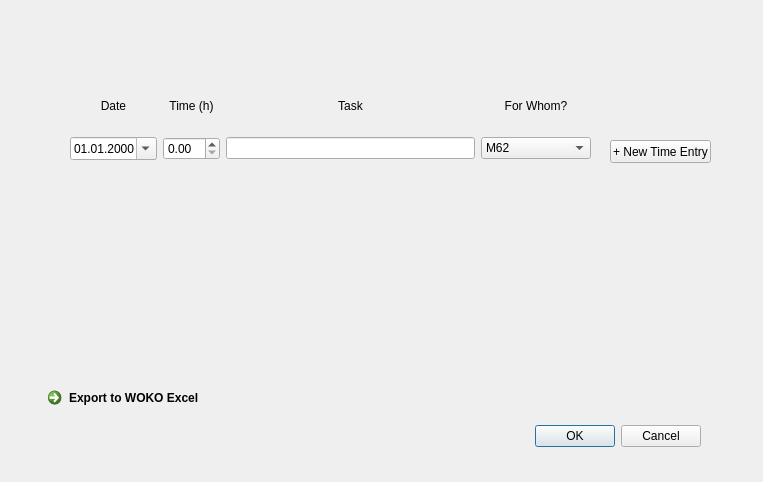
Qt form TimeEntryTool.ui (herrryan/WorkTimeRecorder) before a commit.
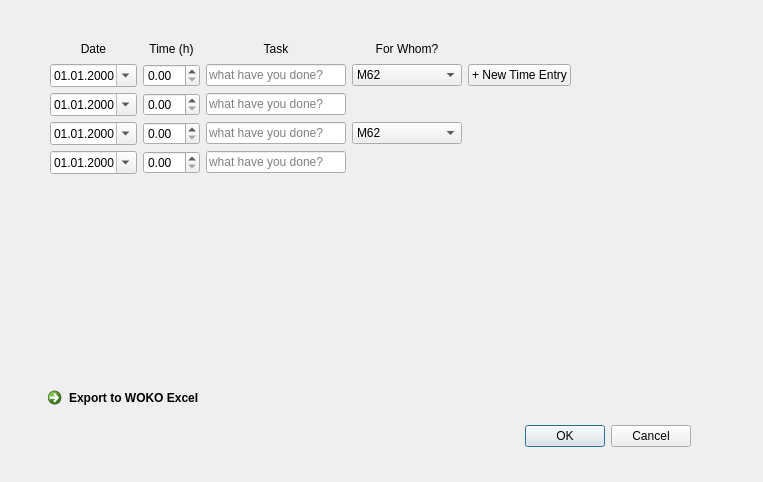
The same form after that commit.

Commit message: update the ui, but the corresponding python code is not updated according to this .ui file. Edit it manually.

Patch:
```diff
--- a/TimeEntryTool.ui
+++ b/TimeEntryTool.ui
@@ -19,7 +19,7 @@
   <widget class="QDialogButtonBox" name="buttonBox">
    <property name="geometry">
     <rect>
-     <x>360</x>
+     <x>350</x>
      <y>420</y>
      <width>341</width>
      <height>32</height>
@@ -35,13 +35,33 @@
   <widget class="QWidget" name="gridLayoutWidget_2">
    <property name="geometry">
     <rect>
-     <x>70</x>
-     <y>80</y>
+     <x>50</x>
+     <y>40</y>
      <width>521</width>
-     <height>80</height>
+     <height>174</height>
     </rect>
    </property>
    <layout class="QGridLayout" name="gridLayout">
+    <item row="0" column="1">
+     <widget class="QLabel" name="label_2">
+      <property name="text">
+       <string>Time (h)</string>
+      </property>
+      <property name="alignment">
+       <set>Qt::AlignCenter</set>
+      </property>
+     </widget>
+    </item>
+    <item row="0" column="0">
+     <widget class="QLabel" name="label">
+      <property name="text">
+       <string>Date</string>
+      </property>
+      <property name="alignment">
+       <set>Qt::AlignCenter</set>
+      </property>
+     </widget>
+    </item>
     <item row="1" column="3">
      <widget class="QComboBox" name="comboBox">
       <item>
@@ -79,38 +99,156 @@
      </widget>
     </item>
     <item row="1" column="2">
-     <widget class="QLineEdit" name="lineEdit"/>
+     <widget class="QLineEdit" name="lineEdit">
+      <property name="inputMask">
+       <string/>
+      </property>
+      <property name="text">
+       <string/>
+      </property>
+      <property name="placeholderText">
+       <string>what have you done?</string>
+      </property>
+     </widget>
     </item>
     <item row="1" column="1">
      <widget class="QDoubleSpinBox" name="doubleSpinBox"/>
     </item>
-    <item row="0" column="0">
-     <widget class="QLabel" name="label">
+    <item row="1" column="4">
+     <widget class="QPushButton" name="pushButton">
       <property name="text">
-       <string>Date</string>
+       <string>+ New Time Entry</string>
       </property>
-      <property name="alignment">
-       <set>Qt::AlignCenter</set>
+     </widget>
+    </item>
+    <item row="3" column="3">
+     <widget class="QComboBox" name="comboBox_2">
+      <item>
+       <property name="text">
+        <string>M62</string>
+       </property>
+      </item>
+      <item>
+       <property name="text">
+        <string>Housing Office</string>
+       </property>
+      </item>
+      <item>
+       <property name="text">
+        <string>Others</string>
+       </property>
+      </item>
+     </widget>
+    </item>
+    <item row="2" column="0">
+     <widget class="QDateEdit" name="dateEdit_2">
+      <property name="date">
+       <date>
+        <year>2000</year>
+        <month>1</month>
+        <day>1</day>
+       </date>
       </property>
+      <property name="displayFormat">
+       <string>MM.dd.yyyy</string>
+      </property>
+      <property name="calendarPopup">
+       <bool>true</bool>
+      </property>
      </widget>
     </item>
-    <item row="0" column="1">
-     <widget class="QLabel" name="label_2">
+    <item row="3" column="2">
+     <widget class="QLineEdit" name="lineEdit_2">
+      <property name="inputMask">
+       <string/>
+      </property>
       <property name="text">
-       <string>Time (h)</string>
+       <string/>
       </property>
-      <property name="alignment">
-       <set>Qt::AlignCenter</set>
+      <property name="placeholderText">
+       <string>what have you done?</string>
       </property>
      </widget>
     </item>
-    <item row="0" column="2">
-     <widget class="QLabel" name="label_3">
+    <item row="3" column="1">
+     <widget class="QDoubleSpinBox" name="doubleSpinBox_2"/>
+    </item>
+    <item row="2" column="1">
+     <widget class="QDoubleSpinBox" name="doubleSpinBox_3"/>
+    </item>
+    <item row="2" column="2">
+     <widget class="QLineEdit" name="lineEdit_3">
+      <property name="inputMask">
+       <string/>
+      </property>
       <property name="text">
-       <string>Task</string>
+       <string/>
       </property>
-      <property name="alignment">
-       <set>Qt::AlignCenter</set>
+      <property name="placeholderText">
+       <string>what have you done?</string>
+      </property>
+     </widget>
+    </item>
+    <item row="4" column="2">
+     <widget class="QLineEdit" name="lineEdit_4">
+      <property name="inputMask">
+       <string/>
+      </property>
+      <property name="text">
+       <string/>
+      </property>
+      <property name="placeholderText">
+       <string>what have you done?</string>
+      </property>
+     </widget>
+    </item>
+    <item row="3" column="0">
+     <widget class="QDateEdit" name="dateEdit_3">
+      <property name="date">
+       <date>
+        <year>2000</year>
+        <month>1</month>
+        <day>1</day>
+       </date>
+      </property>
+      <property name="displayFormat">
+       <string>MM.dd.yyyy</string>
+      </property>
+      <property name="calendarPopup">
+       <bool>true</bool>
+      </property>
+     </widget>
+    </item>
+    <item row="4" column="1">
+     <widget class="QDoubleSpinBox" name="doubleSpinBox_4"/>
+    </item>
+    <item row="5" column="2">
+     <spacer name="horizontalSpacer">
+      <property name="orientation">
+       <enum>Qt::Horizontal</enum>
+      </property>
+      <property name="sizeHint" stdset="0">
+       <size>
+        <width>40</width>
+        <height>20</height>
+       </size>
+      </property>
+     </spacer>
+    </item>
+    <item row="4" column="0">
+     <widget class="QDateEdit" name="dateEdit_4">
+      <property name="date">
+       <date>
+        <year>2000</year>
+        <month>1</month>
+        <day>1</day>
+       </date>
+      </property>
+      <property name="displayFormat">
+       <string>MM.dd.yyyy</string>
+      </property>
+      <property name="calendarPopup">
+       <bool>true</bool>
       </property>
      </widget>
     </item>
@@ -124,6 +262,29 @@
       </property>
      </widget>
     </item>
+    <item row="0" column="2">
+     <widget class="QLabel" name="label_3">
+      <property name="text">
+       <string>Task</string>
+      </property>
+      <property name="alignment">
+       <set>Qt::AlignCenter</set>
+      </property>
+     </widget>
+    </item>
+    <item row="6" column="2">
+     <spacer name="horizontalSpacer_2">
+      <property name="orientation">
+       <enum>Qt::Horizontal</enum>
+      </property>
+      <property name="sizeHint" stdset="0">
+       <size>
+        <width>40</width>
+        <height>20</height>
+       </size>
+      </property>
+     </spacer>
+    </item>
    </layout>
   </widget>
   <widget class="QCommandLinkButton" name="commandLinkButton">
@@ -139,19 +300,6 @@
     <string>Export to WOKO Excel</string>
    </property>
   </widget>
-  <widget class="QPushButton" name="pushButton">
-   <property name="geometry">
-    <rect>
-     <x>610</x>
-     <y>140</y>
-     <width>101</width>
-     <height>23</height>
-    </rect>
-   </property>
-   <property name="text">
-    <string>+ New Time Entry</string>
-   </property>
-  </widget>
  </widget>
  <resources/>
  <connections>
```
